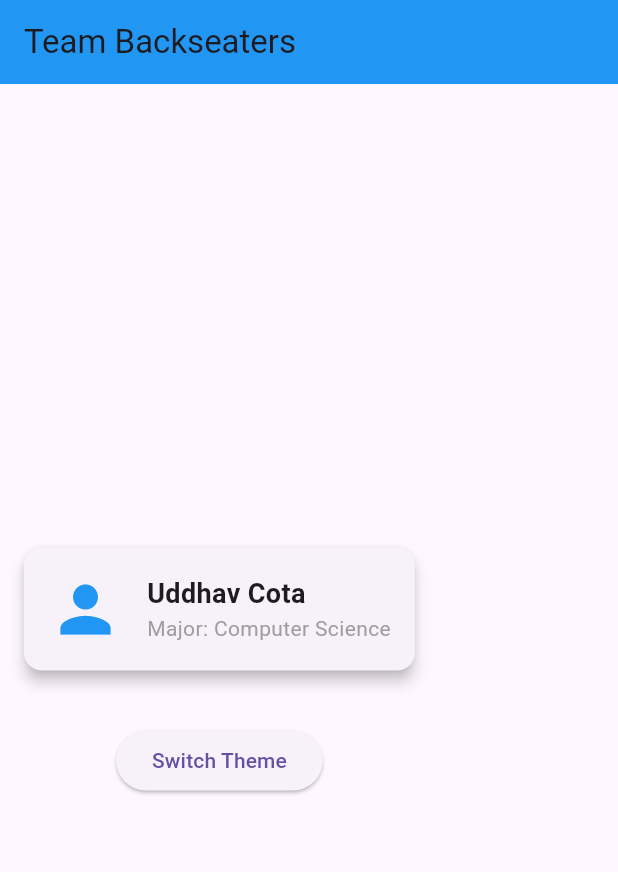
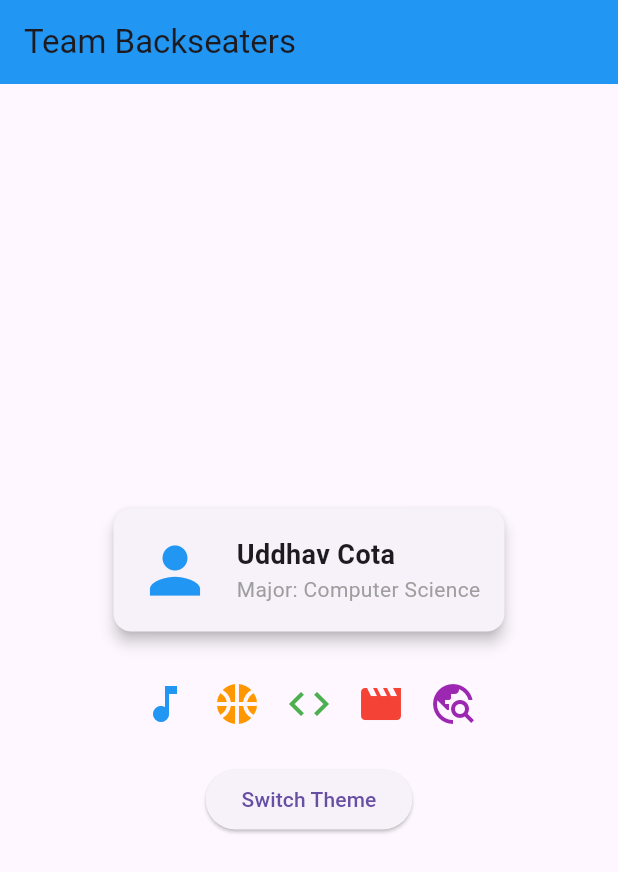
Before and after one commit to Uvvi2004/team_app_backseaters, a Flutter app: the screen it shows after launch, on a phone screen of 412 x 824 dp. Shown: the top 872 px of the screen. Run offline on Flutter 3.47's test engine with Material 3 defaults, Android fonts, the light colour scheme and no system bars.

Commit message:
Add icon gallery with hobbies

```diff
--- a/lib/main.dart
+++ b/lib/main.dart
@@ -37,7 +37,9 @@
         mainAxisAlignment: MainAxisAlignment.center,
         children: [
           const ProfileCard(),
-          const SizedBox(height: 20),
+          const SizedBox(height: 16),
+          const IconGallery(),
+          const SizedBox(height: 24),
           ElevatedButton(
             onPressed: () {
               setState(() {
@@ -86,3 +88,25 @@
     );
   }
 }
+
+class IconGallery extends StatelessWidget {
+  const IconGallery({super.key});
+
+  @override
+  Widget build(BuildContext context) {
+    return Row(
+      mainAxisAlignment: MainAxisAlignment.center,
+      children: const [
+        Icon(Icons.music_note, size: 32, color: Colors.blue),
+        SizedBox(width: 16),
+        Icon(Icons.sports_basketball, size: 32, color: Colors.orange),
+        SizedBox(width: 16),
+        Icon(Icons.code, size: 32, color: Colors.green),
+        SizedBox(width: 16),
+        Icon(Icons.movie, size: 32, color: Colors.red),
+        SizedBox(width: 16),
+        Icon(Icons.travel_explore, size: 32, color: Colors.purple),
+      ],
+    );
+  }
+}
```
